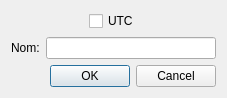
V1rgul/UT-profiler, file src/view/qformationdialog.ui: the form before one commit.
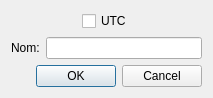
The form after the commit.

Diff of the .ui file:
```diff
--- a/src/view/qformationdialog.ui
+++ b/src/view/qformationdialog.ui
@@ -9,7 +9,7 @@
    <rect>
     <x>0</x>
     <y>0</y>
-    <width>227</width>
+    <width>213</width>
     <height>97</height>
    </rect>
   </property>
@@ -79,9 +79,6 @@
    </item>
    <item>
     <widget class="QDialogButtonBox" name="buttonBox">
-     <property name="orientation">
-      <enum>Qt::Horizontal</enum>
-     </property>
      <property name="standardButtons">
       <set>QDialogButtonBox::Cancel|QDialogButtonBox::Ok</set>
      </property>
```
